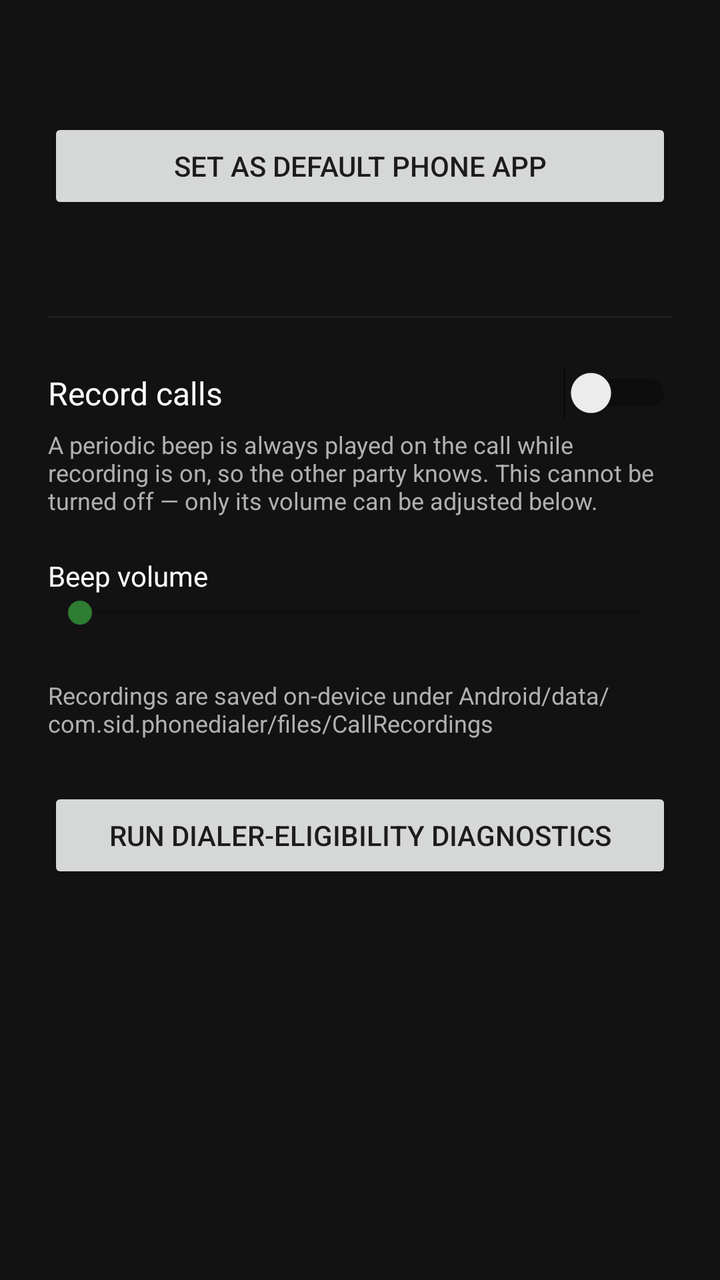
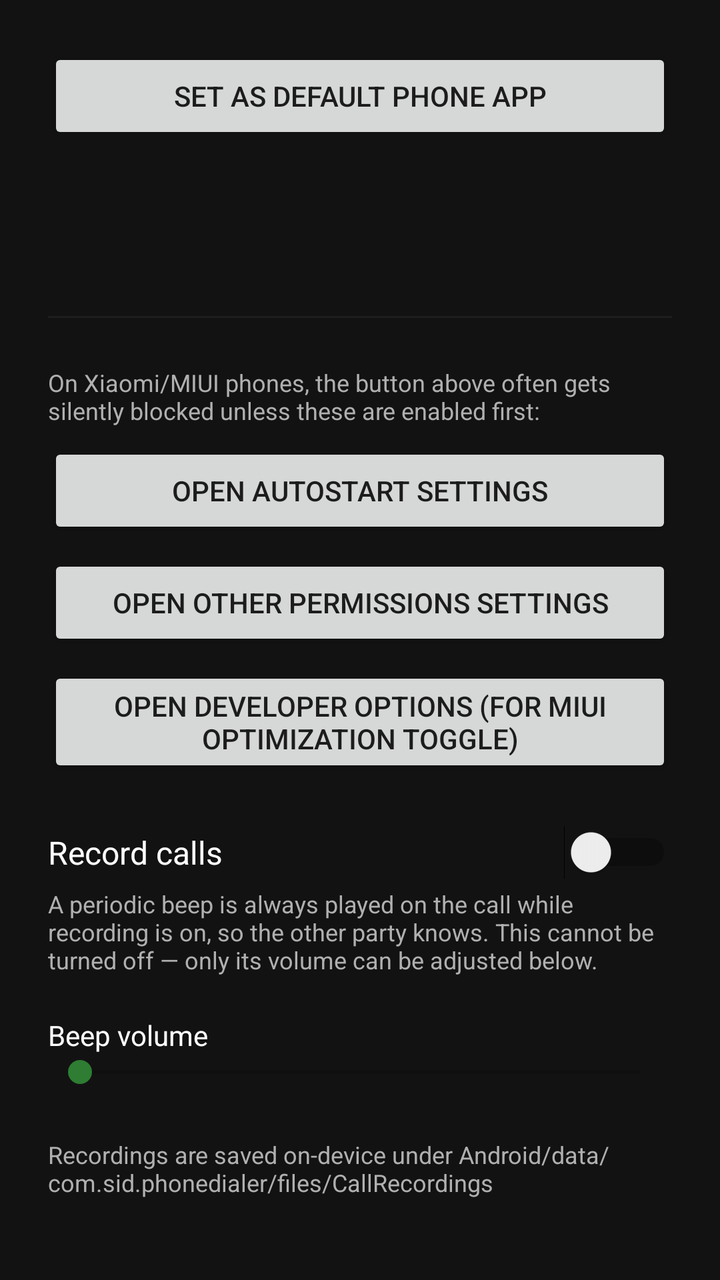

Screens rendered from an Android XML layout before and after an edit, with the pre-edit source and the edit as a unified diff.
<!-- AndroidManifest.xml: activity theme Theme.PhoneDialer -->
<!-- res/layout/activity_settings.xml -->
<?xml version="1.0" encoding="utf-8"?>
<LinearLayout xmlns:android="http://schemas.android.com/apk/res/android"
    android:layout_width="match_parent"
    android:layout_height="match_parent"
    android:orientation="vertical"
    android:background="@color/background"
    android:padding="24dp">

    <TextView
        android:id="@+id/tvBuildVersion"
        android:layout_width="match_parent"
        android:layout_height="wrap_content"
        android:layout_marginBottom="16dp"
        android:textColor="@color/accent_green"
        android:textSize="14sp"
        android:textStyle="bold" />

    <Button
        android:id="@+id/btnSetDefault"
        android:layout_width="match_parent"
        android:layout_height="wrap_content"
        android:text="Set as default phone app" />

    <TextView
        android:id="@+id/tvDefaultStatus"
        android:layout_width="match_parent"
        android:layout_height="wrap_content"
        android:layout_marginTop="8dp"
        android:textColor="@color/text_secondary" />

    <View
        android:layout_width="match_parent"
        android:layout_height="1dp"
        android:layout_marginVertical="24dp"
        android:background="@color/surface" />

    <LinearLayout
        android:layout_width="match_parent"
        android:layout_height="wrap_content"
        android:orientation="horizontal"
        android:gravity="center_vertical">

        <TextView
            android:layout_width="0dp"
            android:layout_height="wrap_content"
            android:layout_weight="1"
            android:text="Record calls"
            android:textColor="@color/text_primary"
            android:textSize="16sp" />

        <Switch
            android:id="@+id/switchRecording"
            android:layout_width="wrap_content"
            android:layout_height="wrap_content" />
    </LinearLayout>

    <TextView
        android:layout_width="match_parent"
        android:layout_height="wrap_content"
        android:layout_marginTop="4dp"
        android:text="A periodic beep is always played on the call while recording is on, so the other party knows. This cannot be turned off — only its volume can be adjusted below."
        android:textColor="@color/text_secondary"
        android:textSize="12sp" />

    <TextView
        android:layout_width="match_parent"
        android:layout_height="wrap_content"
        android:layout_marginTop="20dp"
        android:text="Beep volume"
        android:textColor="@color/text_primary" />

    <SeekBar
        android:id="@+id/seekBeepVolume"
        android:layout_width="match_parent"
        android:layout_height="wrap_content"
        android:max="100" />

    <TextView
        android:layout_width="match_parent"
        android:layout_height="wrap_content"
        android:layout_marginTop="24dp"
        android:text="Recordings are saved on-device under Android/data/com.sid.phonedialer/files/CallRecordings"
        android:textColor="@color/text_secondary"
        android:textSize="12sp" />

    <Button
        android:id="@+id/btnDiagnostics"
        android:layout_width="match_parent"
        android:layout_height="wrap_content"
        android:layout_marginTop="24dp"
        android:text="Run dialer-eligibility diagnostics" />

    <TextView
        android:id="@+id/tvDiagnosticsResult"
        android:layout_width="match_parent"
        android:layout_height="wrap_content"
        android:layout_marginTop="12dp"
        android:fontFamily="monospace"
        android:textColor="@color/text_primary"
        android:textSize="12sp" />

</LinearLayout>
<!-- resources referenced by this layout -->
<resources>
  <color name="accent_green">#2E7D32</color>
  <color name="background">#121212</color>
  <color name="surface">#1E1E1E</color>
  <color name="text_primary">#FFFFFF</color>
  <color name="text_secondary">#B0B0B0</color>
  <style name="Theme.PhoneDialer" parent="Theme.MaterialComponents.DayNight.NoActionBar">
          <item name="colorPrimary">@color/primary</item>
          <item name="colorPrimaryDark">@color/primary_dark</item>
          <item name="colorAccent">@color/accent_green</item>
          <item name="android:windowBackground">@color/background</item>
      </style>
  <color name="primary">#1565C0</color>
  <color name="primary_dark">#0D47A1</color>
</resources>

<!-- the commit's change to res/layout/activity_settings.xml (unified diff, before → after) -->
@@ -5,6 +5,12 @@
     android:orientation="vertical"
     android:background="@color/background"
     android:padding="24dp">
+
+    <Button
+        android:id="@+id/btnSetDefault"
+        android:layout_width="match_parent"
+        android:layout_height="wrap_content"
+        android:text="Set as default phone app" />
 
     <TextView
         android:id="@+id/tvBuildVersion"
@@ -14,12 +20,6 @@
         android:textColor="@color/accent_green"
         android:textSize="14sp"
         android:textStyle="bold" />
-
-    <Button
-        android:id="@+id/btnSetDefault"
-        android:layout_width="match_parent"
-        android:layout_height="wrap_content"
-        android:text="Set as default phone app" />
 
     <TextView
         android:id="@+id/tvDefaultStatus"
@@ -34,11 +34,40 @@
         android:layout_marginVertical="24dp"
         android:background="@color/surface" />
 
+    <TextView
+        android:layout_width="match_parent"
+        android:layout_height="wrap_content"
+        android:text="On Xiaomi/MIUI phones, the button above often gets silently blocked unless these are enabled first:"
+        android:textColor="@color/text_secondary"
+        android:textSize="12sp"
+        android:layout_marginBottom="8dp" />
+
+    <Button
+        android:id="@+id/btnMiuiAutostart"
+        android:layout_width="match_parent"
+        android:layout_height="wrap_content"
+        android:text="Open Autostart settings" />
+
+    <Button
+        android:id="@+id/btnMiuiOtherPerms"
+        android:layout_width="match_parent"
+        android:layout_height="wrap_content"
+        android:layout_marginTop="8dp"
+        android:text="Open Other Permissions settings" />
+
+    <Button
+        android:id="@+id/btnDevOptions"
+        android:layout_width="match_parent"
+        android:layout_height="wrap_content"
+        android:layout_marginTop="8dp"
+        android:text="Open Developer Options (for MIUI Optimization toggle)" />
+
     <LinearLayout
         android:layout_width="match_parent"
         android:layout_height="wrap_content"
         android:orientation="horizontal"
-        android:gravity="center_vertical">
+        android:gravity="center_vertical"
+        android:layout_marginTop="24dp">
 
         <TextView
             android:layout_width="0dp"
